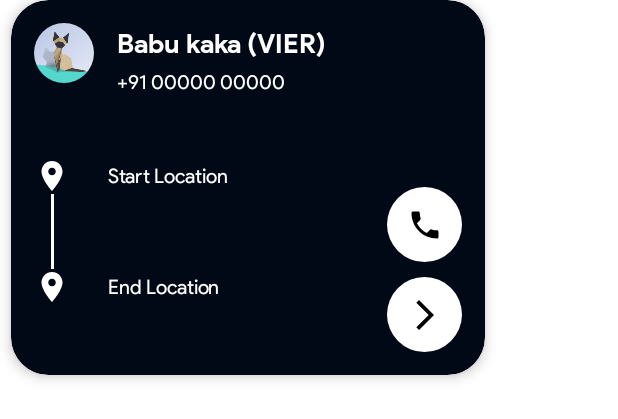
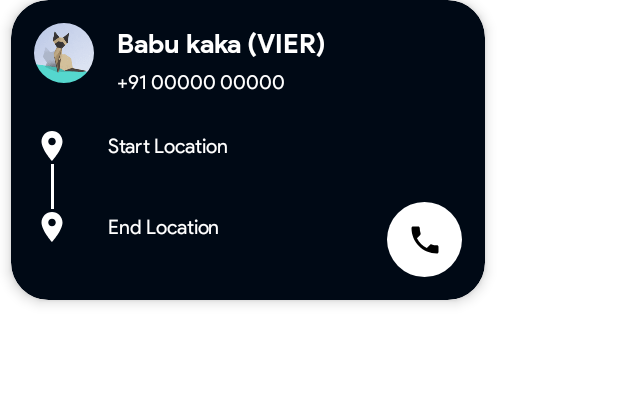
Before and after one commit to HRD-2000/WhereIsMyBus, an Android app: the layout custom_route_cardview.xml on its own in the app's theme, with its tools: preview values and no code run, on a phone screen of 412 x 824 dp. Shown: the top 419 px of the screen. Run offline under Robolectric (Android 15) with nearby library versions, the phone set to English and light mode, and no system bars.

Commit message:
commit by deep

```diff
--- a/app/src/main/res/layout/custom_route_cardview.xml
+++ b/app/src/main/res/layout/custom_route_cardview.xml
@@ -4,12 +4,13 @@
     xmlns:app="http://schemas.android.com/apk/res-auto"
     xmlns:tools="http://schemas.android.com/tools"
     android:layout_width="wrap_content"
-    android:layout_height="250dp"
+    android:layout_height="200dp"
     android:backgroundTint="@color/black"
     app:cardElevation="5dp"
     app:cardCornerRadius="25dp"
     android:padding="5dp"
     android:layout_marginHorizontal="7dp"
+    android:id="@+id/cardView_route"
     >
 
     <androidx.constraintlayout.widget.ConstraintLayout
@@ -63,7 +64,7 @@
             android:layout_width="wrap_content"
             android:layout_height="wrap_content"
             android:layout_marginStart="15dp"
-            android:layout_marginTop="50dp"
+            android:layout_marginTop="30dp"
             app:layout_constraintStart_toStartOf="parent"
             app:layout_constraintTop_toBottomOf="@+id/shapeableImageView"
             app:srcCompat="@drawable/ic_location_24" />
@@ -80,7 +81,7 @@
         <View
             android:id="@+id/view"
             android:layout_width="2dp"
-            android:layout_height="50dp"
+            android:layout_height="30dp"
             android:background="@color/white"
             app:layout_constraintEnd_toEndOf="@+id/imageView3"
             app:layout_constraintStart_toStartOf="@+id/imageView3"
@@ -119,6 +120,7 @@
             android:layout_height="50dp"
             android:layout_marginEnd="15dp"
             android:layout_marginBottom="15dp"
+            android:visibility="gone"
             android:background="@drawable/circular_btn_bg"
             android:src="@drawable/ic_baseline_arrow_forward_ios_24"
             app:layout_constraintBottom_toBottomOf="parent"
@@ -130,10 +132,10 @@
             android:layout_height="50dp"
             android:layout_marginStart="40dp"
             android:layout_marginEnd="15dp"
+            android:layout_marginBottom="15dp"
             android:background="@drawable/circular_btn_bg"
             android:src="@drawable/ic_driver_phone_24"
-            android:layout_marginBottom="10dp"
-            app:layout_constraintBottom_toTopOf="@+id/start_route_btn"
+            app:layout_constraintBottom_toBottomOf="parent"
             app:layout_constraintEnd_toEndOf="parent"
             app:layout_constraintStart_toEndOf="@+id/textView2" />
 
```
Also changed, not shown: app/src/main/java/com/hrd/whereismybus/Adapters/routesAdapter.java (+6 -1 lines), app/src/main/java/com/hrd/whereismybus/MapsRoute.java (+100 -9 lines), app/src/main/java/com/hrd/whereismybus/Pojo/marker_pojo.java (added, +30 -0 lines).
